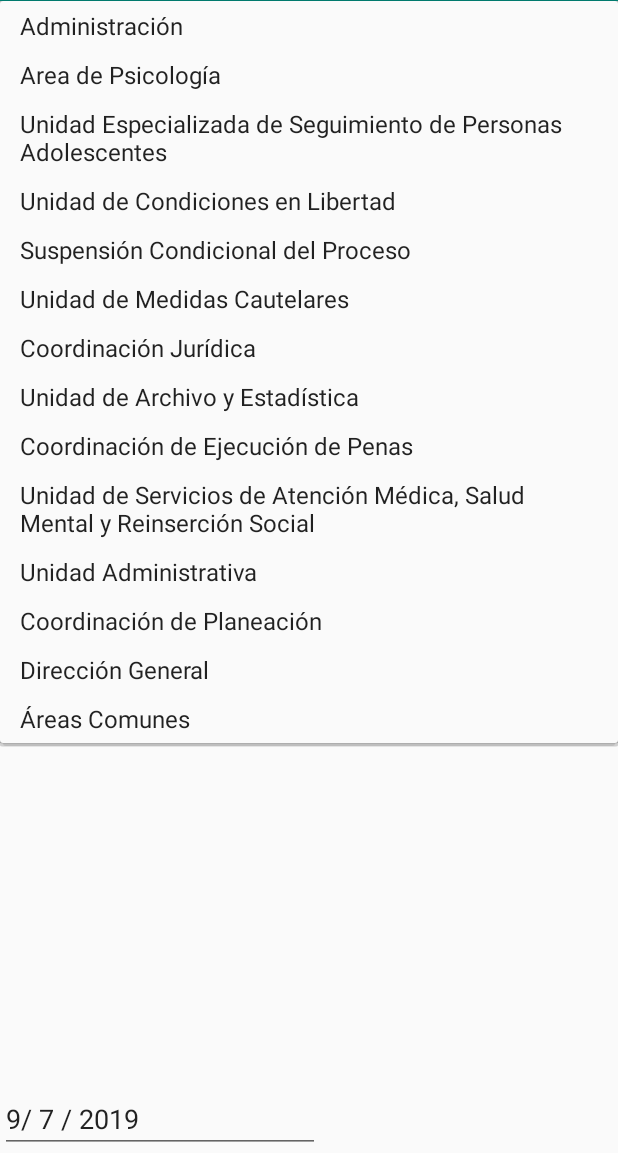
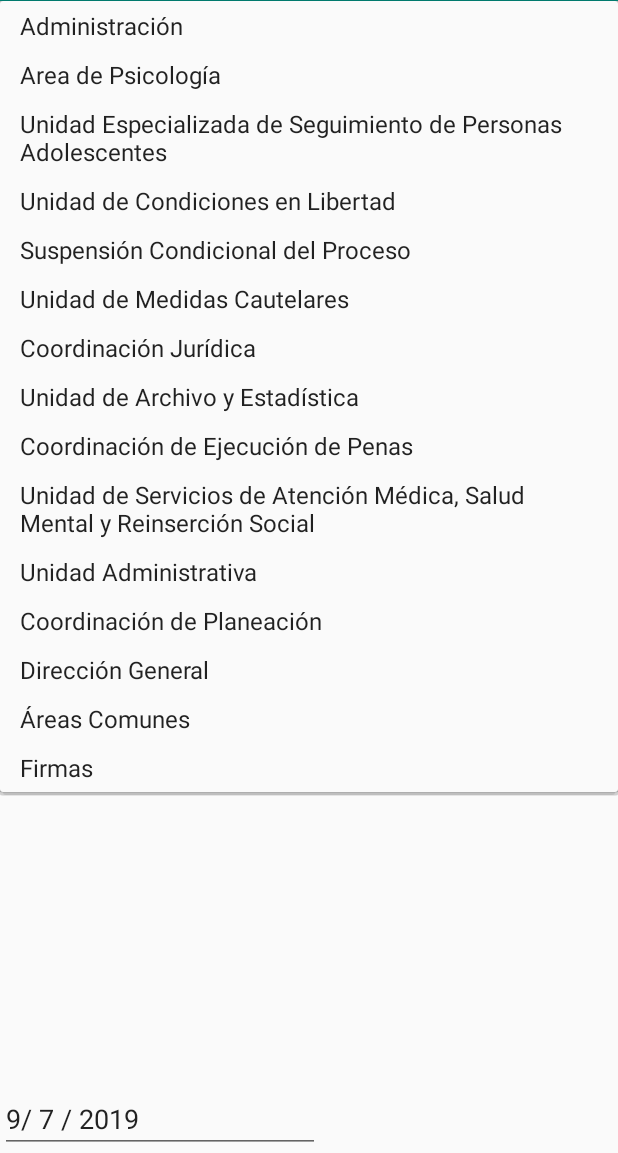
Before and after one commit to macs04/Limpieza, an Android app: the screen it shows after launch (MainActivity), after a tap on "Administración", on a phone screen of 412 x 824 dp, the part 83-1236 px from its top. Run offline under Robolectric (Android 15) with nearby library versions, the phone set to English and light mode, and no system bars.

Commit message:
Se agrego el area de firmas

```diff
--- a/app/src/main/java/com/example/aseo/MainActivity.java
+++ b/app/src/main/java/com/example/aseo/MainActivity.java
@@ -47,7 +47,8 @@ public class MainActivity extends AppCompatActivity {
             "Unidad Administrativa",
             "Coordinación de Planeación",
             "Dirección General",
-            "Áreas Comunes"};
+            "Áreas Comunes",
+            "Firmas"};
 
     @Override
     protected void onCreate(Bundle savedInstanceState) {
```
